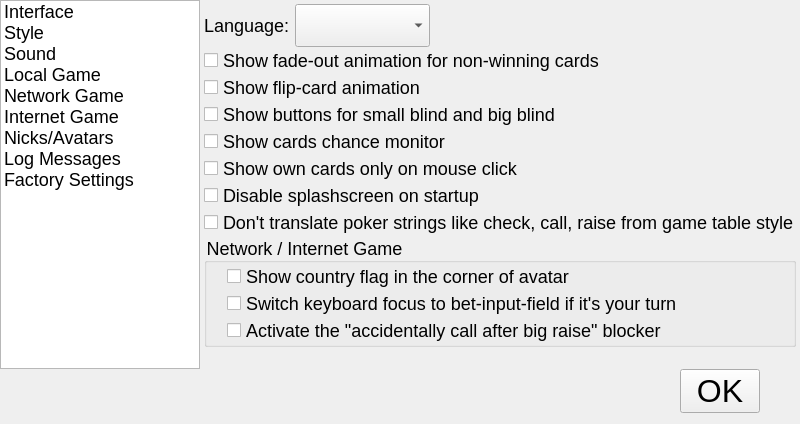
Qt form src/gui/qt/gui_800x480/settingsdialog_800x480.ui (pokerth/pokerth) before a commit.
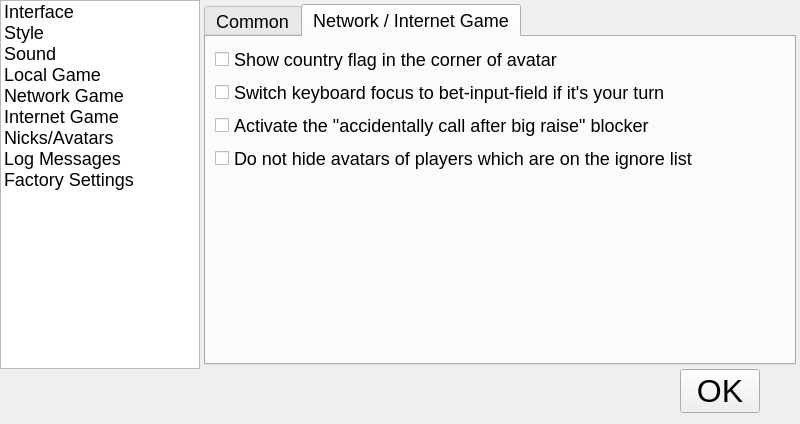
The same form after that commit. The open tabs and pages were chosen to show the change. Icons and pictures are not drawn. Custom widgets are drawn as their Qt base class.

What changed in the file:
```diff
--- a/src/gui/qt/gui_800x480/settingsdialog_800x480.ui
+++ b/src/gui/qt/gui_800x480/settingsdialog_800x480.ui
@@ -152,13 +152,32 @@
         <number>0</number>
        </property>
        <widget class="QWidget" name="page">
+        <layout class="QGridLayout" name="gridLayout_23">
+         <property name="leftMargin">
+          <number>4</number>
+         </property>
+         <property name="topMargin">
+          <number>4</number>
+         </property>
+         <property name="rightMargin">
+          <number>4</number>
+         </property>
+         <property name="bottomMargin">
+          <number>4</number>
+         </property>
+         <property name="spacing">
+          <number>0</number>
+         </property>
+         <item row="0" column="0">
+          <widget class="QTabWidget" name="tabWidget_interfaceselection">
+           <property name="currentIndex">
+            <number>0</number>
+           </property>
+           <widget class="QWidget" name="tab_7">
+            <attribute name="title">
+             <string>Common</string>
+            </attribute>
         <layout class="QGridLayout" name="gridLayout_8">
-         <property name="margin">
-          <number>4</number>
-         </property>
-         <property name="spacing">
-          <number>0</number>
-         </property>
          <item row="0" column="0">
           <layout class="QHBoxLayout">
            <property name="spacing">
@@ -253,65 +272,69 @@
           </layout>
          </item>
          <item row="2" column="0">
-          <widget class="QGroupBox" name="groupBox_5">
-           <property name="title">
+              <spacer name="verticalSpacer_2">
+               <property name="orientation">
+                <enum>Qt::Vertical</enum>
+               </property>
+               <property name="sizeHint" stdset="0">
+                <size>
+                 <width>20</width>
+                 <height>40</height>
+                </size>
+               </property>
+              </spacer>
+             </item>
+            </layout>
+           </widget>
+           <widget class="QWidget" name="tab_8">
+            <attribute name="title">
             <string>Network / Internet Game</string>
-           </property>
-           <property name="alignment">
-            <set>Qt::AlignLeading|Qt::AlignLeft|Qt::AlignVCenter</set>
-           </property>
-           <layout class="QGridLayout">
-            <property name="leftMargin">
-             <number>20</number>
-            </property>
-            <property name="topMargin">
-             <number>0</number>
-            </property>
-            <property name="rightMargin">
-             <number>0</number>
-            </property>
-            <property name="bottomMargin">
-             <number>0</number>
-            </property>
-            <property name="spacing">
-             <number>0</number>
-            </property>
-            <item row="2" column="0">
-             <widget class="QCheckBox" name="checkBox_enableBetInputFocusSwitch">
-              <property name="text">
-               <string>Switch keyboard focus to bet-input-field if it's your turn</string>
-              </property>
-             </widget>
-            </item>
-            <item row="1" column="0">
+            </attribute>
+            <layout class="QGridLayout" name="gridLayout_24">
+             <item row="0" column="0">
              <widget class="QCheckBox" name="checkBox_showCountryFlagInAvatar">
               <property name="text">
                <string>Show country flag in the corner of avatar</string>
               </property>
              </widget>
             </item>
-            <item row="3" column="0">
+             <item row="1" column="0">
+              <widget class="QCheckBox" name="checkBox_enableBetInputFocusSwitch">
+               <property name="text">
+                <string>Switch keyboard focus to bet-input-field if it's your turn</string>
+               </property>
+              </widget>
+             </item>
+             <item row="2" column="0">
              <widget class="QCheckBox" name="checkBox_enableAccidentallyCallBlocker">
               <property name="text">
                <string>Activate the &quot;accidentally call after big raise&quot; blocker</string>
               </property>
              </widget>
             </item>
-           </layout>
-          </widget>
-         </item>
          <item row="3" column="0">
-          <spacer name="verticalSpacer_2">
+              <widget class="QCheckBox" name="checkBox_dontHideAvatarsOfIgnored">
+               <property name="text">
+                <string>Do not hide avatars of players which are on the ignore list</string>
+               </property>
+              </widget>
+             </item>
+             <item row="4" column="0">
+              <spacer name="verticalSpacer_7">
            <property name="orientation">
             <enum>Qt::Vertical</enum>
            </property>
            <property name="sizeHint" stdset="0">
             <size>
              <width>20</width>
-             <height>40</height>
+                 <height>178</height>
             </size>
            </property>
           </spacer>
+             </item>
+            </layout>
+           </widget>
+          </widget>
          </item>
         </layout>
        </widget>
```
Left out of the diff: 302 changed lines with no effect on the pictures. Lines whose indentation alone changed are shown as unchanged.
